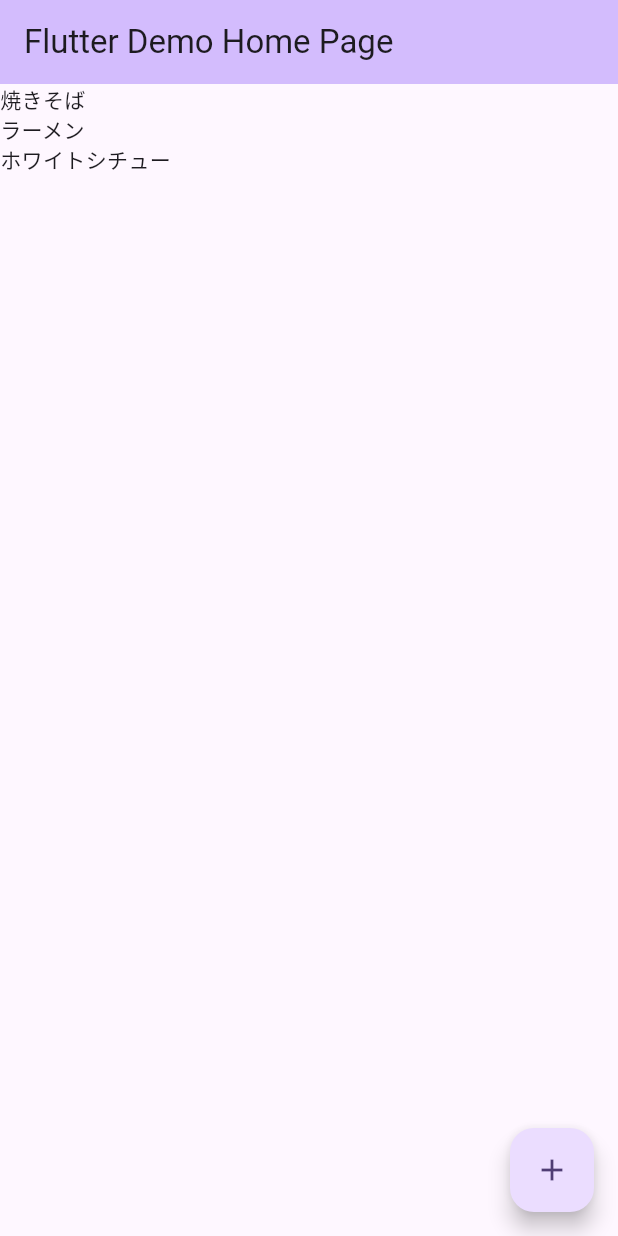
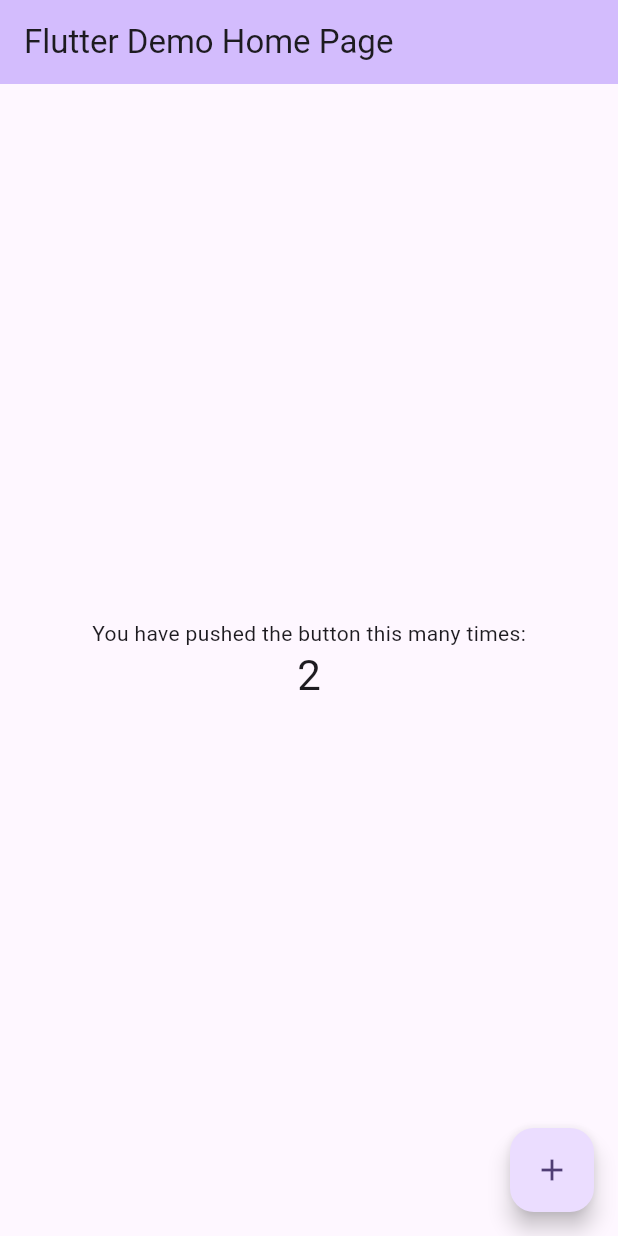
Before and after one commit to yassan16/flutter-tutorial, a Flutter app: the screen it shows after launch, after a tap on the "add" icon, on a phone screen of 412 x 824 dp. Run offline on Flutter 3.47's test engine with Material 3 defaults, Android fonts, the phone set to English and light mode, and no system bars.

```diff
--- a/lib/my_home_page.dart
+++ b/lib/my_home_page.dart
@@ -3,15 +3,6 @@ import 'package:flutter/material.dart';
 // StatefulWidgetを継承すると、Stateを扱えるようになる
 class MyHomePage extends StatefulWidget {
   const MyHomePage({super.key, required this.title});
-
-  // This widget is the home page of your application. It is stateful, meaning
-  // that it has a State object (defined below) that contains fields that affect
-  // how it looks.
-
-  // This class is the configuration for the state. It holds the values (in this
-  // case the title) provided by the parent (in this case the App widget) and
-  // used by the build method of the State. Fields in a Widget subclass are
-  // always marked "final".
 
   final String title;
 
@@ -20,18 +11,18 @@ class MyHomePage extends StatefulWidget {
   State<MyHomePage> createState() => _MyHomePageState();
 }
 
-// stateの変更とUIの描画
+// Stateの変更とUIの描画
 class _MyHomePageState extends State<MyHomePage> {
+  // これがState
   int _counter = 0;
 
+  // State が変わるとUIが再描画される
   void _incrementCounter() {
+    // setStatメソッドの中でStateを更新した時のみ、再描画される
     setState(() {
       _counter++;
     });
   }
-
-  // 表示対象のリスト
-  final List<String> myLikeFoodList = ["焼きそば", "ラーメン", "ホワイトシチュー"];
 
   // UIの描画を行う
   @override
@@ -41,16 +32,29 @@ class _MyHomePageState extends State<MyHomePage> {
         backgroundColor: Theme.of(context).colorScheme.inversePrimary,
         title: Text(widget.title),
       ),
-      // 今回のテーマListViewの使い方
-      body: ListView.builder(
-          itemCount: myLikeFoodList.length, // Listの要素数
-          itemBuilder: (context, index) {
-            // indexはitemCount分の数字
-            return Text(myLikeFoodList[index]);
-          }),
-
+      body: Center(
+        child: Column(
+          mainAxisAlignment: MainAxisAlignment.center,
+          children: <Widget>[
+            const Text(
+              'You have pushed the button this many times:',
+            ),
+            Text(
+              '$_counter',
+              style: Theme.of(context).textTheme.headlineMedium,
+            ),
+          ],
+        ),
+      ),
       floatingActionButton: FloatingActionButton(
-        onPressed: _incrementCounter,
+        // ボタンを押すと以下のメソッドが呼ばれる
+        onPressed: () {
+          _incrementCounter();
+          // こんなやり方でも可能
+          setState(() {
+            _counter++;
+          });
+        },
         tooltip: 'Increment',
         child: const Icon(Icons.add),
       ),
```
Also changed, not shown: 1 other file.
